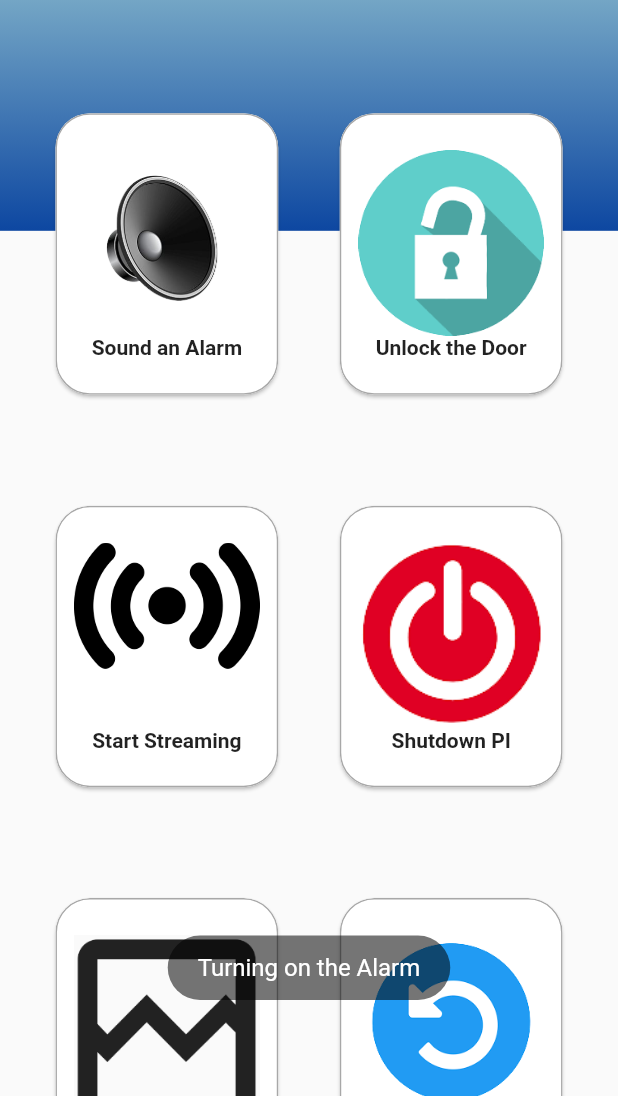
After one commit to KeerjainSH/SirLock, a Flutter app: the Dashboard screen opened by its route, after a tap on "Sound an Alarm", on a phone screen of 412 x 824 dp, the part 140-1236 px from its top. The commit adds this screen. Run offline on Flutter 3.47's test engine with Material 2 defaults, Android fonts, the light colour scheme and no system bars; our stand-ins replace cloud_firestore, firebase_core, fluttertoast; accounts and stored records are empty.

Commit message:
refactor widget

```diff
--- a/sirlock/analysis_options.yaml
+++ b/sirlock/analysis_options.yaml
@@ -1 +1,6 @@
 include: package:lint/analysis_options.yaml
+
+linter:
+  rules:
+    sort_pub_dependencies: false
+    sized_box_for_whitespace: false
--- /dev/null
+++ b/sirlock/lib/models/menu_model.dart
@@ -0,0 +1,11 @@
+class MenuModel {
+  String name;
+  String asset;
+  Function onclick;
+
+  MenuModel({required this.name, required this.asset, required this.onclick});
+
+  void ontap() {
+    onclick();
+  }
+}
--- /dev/null
+++ b/sirlock/lib/pages/dashboard/widget/background_widget.dart
@@ -0,0 +1,25 @@
+import 'package:flutter/material.dart';
+import 'package:sirlock/services/dimension_service.dart';
+
+class Background extends StatelessWidget {
+  const Background({
+    Key? key,
+  }) : super(key: key);
+
+  @override
+  Widget build(BuildContext context) {
+    return Column(
+      children: [
+        Container(
+            height: getScreenHeight(context, 30),
+            decoration: BoxDecoration(
+              gradient: LinearGradient(
+                begin: Alignment.topCenter,
+                end: Alignment.bottomCenter,
+                colors: [Colors.teal.shade100, Colors.blue.shade900],
+              ),
+            )),
+      ],
+    );
+  }
+}
--- /dev/null
+++ b/sirlock/lib/pages/dashboard/widget/header_widget.dart
@@ -0,0 +1,41 @@
+import 'package:flutter/material.dart';
+import 'package:sirlock/services/dimension_service.dart';
+
+class Header extends StatelessWidget {
+  const Header({
+    Key? key,
+  }) : super(key: key);
+
+  @override
+  Widget build(BuildContext context) {
+    return Container(
+      height: getScreenHeight(context, 20),
+      width: double.infinity,
+      child: Column(
+        children: [
+          _headerText(context, 'My Dashboard\nSirlock',
+              getScreenHeight(context, 2.7), getScreenHeight(context, 5))
+        ],
+      ),
+    );
+  }
+
+  Padding _headerText(
+      BuildContext context, String text, double size, double top) {
+    return Padding(
+      padding: EdgeInsets.fromLTRB(
+          getScreenWidth(context, 5), top, getScreenWidth(context, 5), 0),
+      child: Align(
+        alignment: Alignment.topLeft,
+        child: Text(
+          text,
+          style: TextStyle(
+              fontWeight: FontWeight.bold,
+              color: Colors.blue[900],
+              fontSize: size),
+          textAlign: TextAlign.left,
+        ),
+      ),
+    );
+  }
+}
--- /dev/null
+++ b/sirlock/lib/pages/dashboard/widget/menu_widget.dart
@@ -0,0 +1,104 @@
+import 'package:flutter/material.dart';
+import 'package:flutter/widgets.dart';
+import 'package:sirlock/models/menu_model.dart';
+import 'package:sirlock/pages/dashboard/widget/toast.dart';
+import 'package:sirlock/services/database_service.dart';
+import 'package:sirlock/services/dimension_service.dart';
+
+class GridMenu extends StatelessWidget {
+  GridMenu({
+    Key? key,
+  }) : super(key: key);
+
+  final List<MenuModel> menus = [
+    MenuModel(
+        name: 'Sound an Alarm',
+        asset: 'assets/image/sound.png',
+        onclick: () {
+          createToast('Turning on the Alarm');
+          Database().updateCommand(3);
+        }),
+    MenuModel(
+        name: 'Unlock the Door',
+        asset: 'assets/image/unlock.png',
+        onclick: () {
+          createToast('Unlocking the Door');
+          Database().updateCommand(4);
+        }),
+    MenuModel(
+        name: 'Start Streaming',
+        asset: 'assets/image/streaming.png',
+        onclick: () {}),
+    MenuModel(
+        name: 'Shutdown PI',
+        asset: 'assets/image/shutdown.png',
+        onclick: () {
+          createToast('Shutting down PI');
+          Database().updateCommand(1);
+        }),
+    MenuModel(
+        name: 'View Photo', asset: 'assets/image/view.png', onclick: () {}),
+    MenuModel(
+        name: 'Reboot PI',
+        asset: 'assets/image/reboot.png',
+        onclick: () {
+          createToast('Rebooting the PI');
+          Database().updateCommand(2);
+        })
+  ];
+
+  @override
+  Widget build(BuildContext context) {
+    return Expanded(
+      child: Padding(
+        padding: EdgeInsets.fromLTRB(
+            getScreenWidth(context, 8), 0, getScreenWidth(context, 8), 0),
+        child: _gridView(context),
+      ),
+    );
+  }
+
+  GridView _gridView(BuildContext context) {
+    return GridView.builder(
+      itemCount: menus.length,
+      gridDelegate: SliverGridDelegateWithFixedCrossAxisCount(
+        crossAxisCount: 2,
+        crossAxisSpacing: getScreenWidth(context, 8),
+        mainAxisSpacing: getScreenHeight(context, 8),
+        childAspectRatio: 0.8,
+      ),
+      itemBuilder: (BuildContext context, int index) {
+        return InkWell(
+          onTap: menus[index].ontap,
+          child: Card(
+              clipBehavior: Clip.antiAlias,
+              shape: RoundedRectangleBorder(
+                borderRadius: BorderRadius.circular(23),
+                side: BorderSide(
+                  color: Colors.grey.withOpacity(0.9),
+                ),
+              ),
+              child: Padding(
+                padding: EdgeInsets.symmetric(
+                    vertical: getScreenHeight(context, 3),
+                    horizontal: getScreenWidth(context, 3)),
+                child: Column(
+                  children: [
+                    Image(
+                      image: AssetImage(menus[index].asset),
+                      height: getScreenHeight(context, 15),
+                      alignment: Alignment.topCenter,
+                    ),
+                    const Spacer(),
+                    Text(
+                      menus[index].name,
+                      style: const TextStyle(fontWeight: FontWeight.bold),
+                    )
+                  ],
+                ),
+              )),
+        );
+      },
+    );
+  }
+}
--- /dev/null
+++ b/sirlock/lib/pages/dashboard/widget/toast.dart
@@ -0,0 +1,12 @@
+import 'package:flutter/material.dart';
+import 'package:fluttertoast/fluttertoast.dart';
+
+Future<bool?> createToast(String text) {
+  return Fluttertoast.showToast(
+      msg: text,
+      toastLength: Toast.LENGTH_SHORT,
+      gravity: ToastGravity.BOTTOM,
+      backgroundColor: Colors.black54,
+      textColor: Colors.white,
+      fontSize: 16.0);
+}
--- /dev/null
+++ b/sirlock/lib/services/dimension_service.dart
@@ -0,0 +1,9 @@
+import 'package:flutter/material.dart';
+
+double getScreenWidth(BuildContext context, double percentage) {
+  return MediaQuery.of(context).size.width * percentage / 100;
+}
+
+double getScreenHeight(BuildContext context, double percentage) {
+  return MediaQuery.of(context).size.height * percentage / 100;
+}
```
Also changed, not shown: sirlock/lib/models/Menu.dart (deleted, +0 -11 lines), sirlock/lib/pages/dashboard/dashboard_page.dart (+6 -142 lines), sirlock/lib/pages/dashboard/toast_function.dart (deleted, +0 -42 lines), sirlock/lib/pages/photo/view_page.dart (added, +10 -0 lines), sirlock/pubspec.yaml (+3 -4 lines), sirlock/lib/services/database_service.dart (renamed from sirlock/lib/services/database.dart), sirlock/pubspec.lock.
